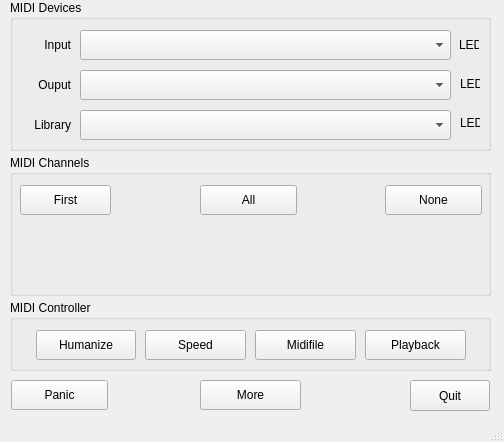
obook/I-like-Chopin, file src/mainwindow.ui: the form before one commit.
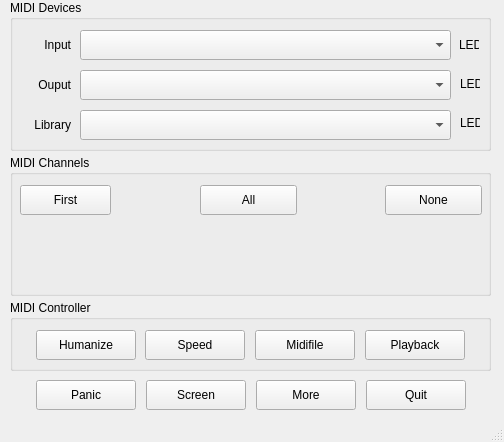
The form after the commit.

Commit message: Work about Big Screen

The edit to the form file:
```diff
--- a/src/mainwindow.ui
+++ b/src/mainwindow.ui
@@ -17,10 +17,10 @@
    <widget class="QPushButton" name="pushButton_Quit">
     <property name="geometry">
      <rect>
-      <x>410</x>
+      <x>366</x>
       <y>380</y>
-      <width>80</width>
-      <height>31</height>
+      <width>100</width>
+      <height>30</height>
      </rect>
     </property>
     <property name="text">
@@ -229,9 +229,9 @@
    <widget class="QPushButton" name="pushButton_Panic">
     <property name="geometry">
      <rect>
-      <x>11</x>
+      <x>36</x>
       <y>380</y>
-      <width>97</width>
+      <width>100</width>
       <height>30</height>
      </rect>
     </property>
@@ -265,7 +265,7 @@
       <rect>
        <x>245</x>
        <y>30</y>
-       <width>101</width>
+       <width>100</width>
        <height>30</height>
       </rect>
      </property>
@@ -281,7 +281,7 @@
       <rect>
        <x>135</x>
        <y>30</y>
-       <width>101</width>
+       <width>100</width>
        <height>30</height>
       </rect>
      </property>
@@ -310,7 +310,7 @@
       <rect>
        <x>355</x>
        <y>30</y>
-       <width>101</width>
+       <width>100</width>
        <height>30</height>
       </rect>
      </property>
@@ -325,9 +325,9 @@
    <widget class="QPushButton" name="pushButton_Info">
     <property name="geometry">
      <rect>
-      <x>200</x>
+      <x>256</x>
       <y>380</y>
-      <width>101</width>
+      <width>100</width>
       <height>30</height>
      </rect>
     </property>
@@ -335,6 +335,19 @@
      <string>More</string>
     </property>
    </widget>
+   <widget class="QPushButton" name="pushButton_Screen">
+    <property name="geometry">
+     <rect>
+      <x>146</x>
+      <y>380</y>
+      <width>100</width>
+      <height>30</height>
+     </rect>
+    </property>
+    <property name="text">
+     <string>Screen</string>
+    </property>
+   </widget>
   </widget>
   <widget class="QStatusBar" name="statusbar"/>
  </widget>
```
The commit also changes 5 other files.
